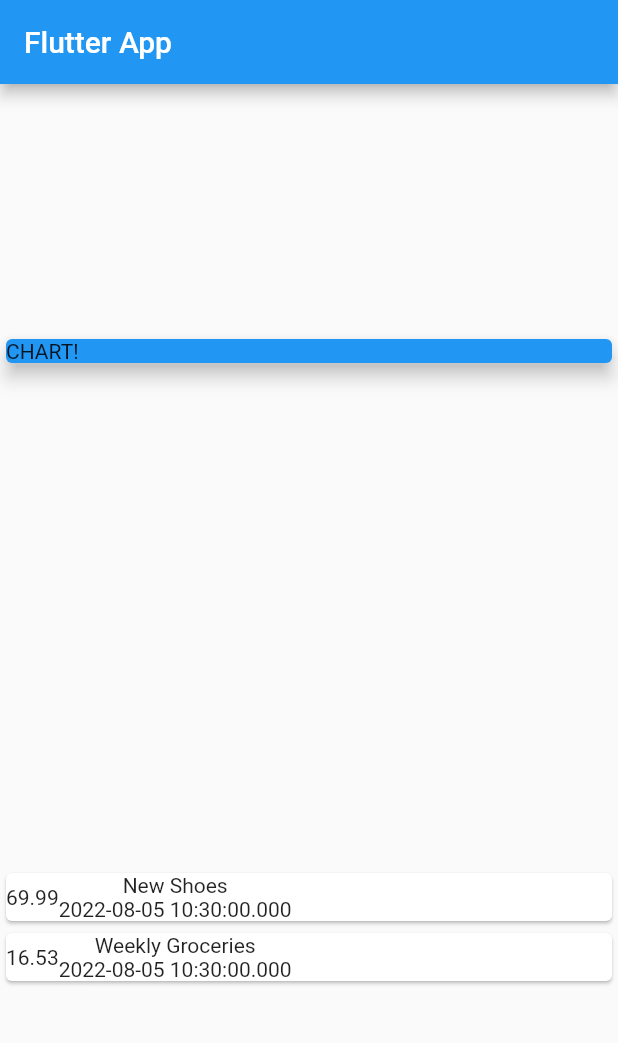
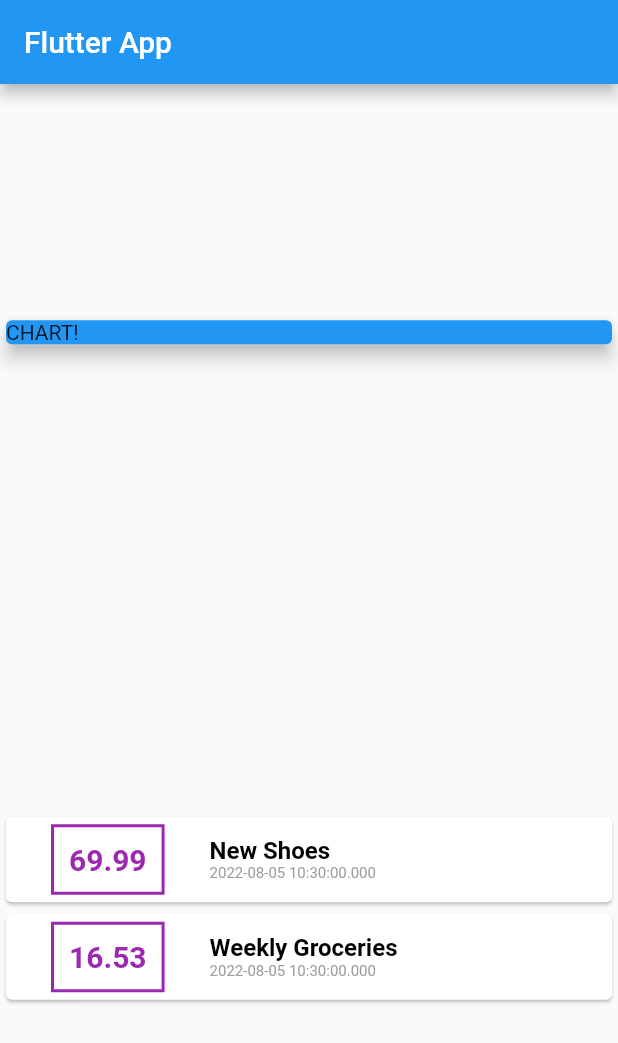
Before and after one commit to deus778/personal-expenses-app-flutter, a Flutter app: the screen it shows after launch, on a phone screen of 412 x 824 dp. Shown: the top 1043 px of the screen. Run offline on Flutter 3.47's test engine with Material 2 defaults, Android fonts, the light colour scheme and no system bars.

Commit message:
minor styling

```diff
--- a/lib/main.dart
+++ b/lib/main.dart
@@ -51,17 +51,43 @@ class MyHomePage extends StatelessWidget {
           Column(
             children: transactions.map((e) {
               return Card(
-                child: Row(children: [
-                  Container(
-                    child: Text(e.amount.toString()),
-                  ),
-                  Column(
-                    children: [
-                      Text(e.title!),
-                      Text(e.date.toString()),
-                    ],
-                  )
-                ]),
+                child: Row(
+                  children: [
+                    Container(
+                      margin: EdgeInsets.symmetric(vertical: 5, horizontal: 30),
+                      child: Text(
+                        e.amount.toString(),
+                        style: TextStyle(
+                            fontWeight: FontWeight.bold,
+                            fontSize: 20,
+                            color: Colors.purple),
+                      ),
+                      decoration: BoxDecoration(
+                        border: Border.all(color: Colors.purple, width: 2),
+                      ),
+                      padding: EdgeInsets.all(10),
+                    ),
+                    Column(
+                      children: [
+                        Text(
+                          e.title!,
+                          style: TextStyle(
+                              fontWeight: FontWeight.bold,
+                              fontSize: 16,
+                              color: Colors.black),
+                        ),
+                        Text(
+                          e.date.toString(),
+                          style: TextStyle(
+                            fontSize: 10,
+                            color: Colors.grey,
+                          ),
+                        ),
+                      ],
+                      crossAxisAlignment: CrossAxisAlignment.start,
+                    ),
+                  ],
+                ),
               );
             }).toList(),
           ),
```
